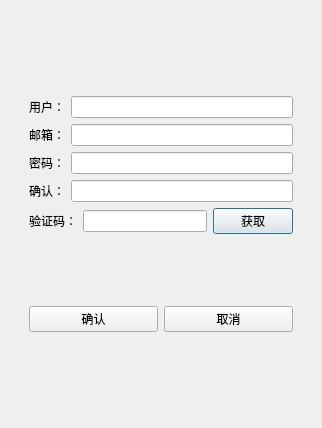
The window that llfcChat/registerdialog.ui (littletenyuan01/weixinChatRoom) describes before a commit, drawn with Qt 5.
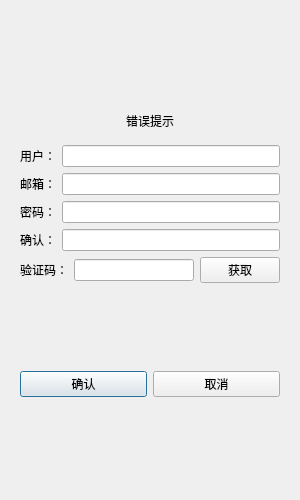
The same window after the commit.

```diff
--- a/llfcChat/registerdialog.ui
+++ b/llfcChat/registerdialog.ui
@@ -6,14 +6,29 @@
    <rect>
     <x>0</x>
     <y>0</y>
-    <width>322</width>
-    <height>428</height>
+    <width>300</width>
+    <height>500</height>
    </rect>
   </property>
   <property name="windowTitle">
    <string>Dialog</string>
   </property>
   <layout class="QGridLayout" name="gridLayout_3">
+   <property name="leftMargin">
+    <number>2</number>
+   </property>
+   <property name="topMargin">
+    <number>2</number>
+   </property>
+   <property name="rightMargin">
+    <number>2</number>
+   </property>
+   <property name="bottomMargin">
+    <number>2</number>
+   </property>
+   <property name="spacing">
+    <number>2</number>
+   </property>
    <item row="0" column="0">
     <widget class="QStackedWidget" name="stackedWidget">
      <property name="currentIndex">
@@ -24,7 +39,39 @@
        <item row="0" column="0">
         <widget class="QWidget" name="widget" native="true">
          <layout class="QGridLayout" name="gridLayout_2">
-          <item row="2" column="0">
+          <item row="8" column="0">
+           <layout class="QHBoxLayout" name="horizontalLayout_7">
+            <item>
+             <widget class="QPushButton" name="confirm_btn">
+              <property name="text">
+               <string>确认</string>
+              </property>
+             </widget>
+            </item>
+            <item>
+             <widget class="QPushButton" name="cancel_btn">
+              <property name="text">
+               <string>取消</string>
+              </property>
+             </widget>
+            </item>
+           </layout>
+          </item>
+          <item row="5" column="0">
+           <layout class="QHBoxLayout" name="horizontalLayout_5">
+            <item>
+             <widget class="QLabel" name="comfirm_label">
+              <property name="text">
+               <string>确认：</string>
+              </property>
+             </widget>
+            </item>
+            <item>
+             <widget class="QLineEdit" name="confirm_Edit"/>
+            </item>
+           </layout>
+          </item>
+          <item row="3" column="0">
            <layout class="QHBoxLayout" name="horizontalLayout_3">
             <item>
              <widget class="QLabel" name="email_label">
@@ -38,7 +85,7 @@
             </item>
            </layout>
           </item>
-          <item row="5" column="0">
+          <item row="6" column="0">
            <layout class="QHBoxLayout" name="horizontalLayout_6">
             <item>
              <widget class="QLabel" name="varify_label">
@@ -73,24 +120,19 @@
            </spacer>
           </item>
           <item row="7" column="0">
-           <layout class="QHBoxLayout" name="horizontalLayout_7">
-            <item>
-             <widget class="QPushButton" name="confirm_btn">
-              <property name="text">
-               <string>确认</string>
-              </property>
-             </widget>
-            </item>
-            <item>
-             <widget class="QPushButton" name="cancel_btn">
-              <property name="text">
-               <string>取消</string>
-              </property>
-             </widget>
-            </item>
-           </layout>
+           <spacer name="verticalSpacer_3">
+            <property name="orientation">
+             <enum>Qt::Orientation::Vertical</enum>
+            </property>
+            <property name="sizeHint" stdset="0">
+             <size>
+              <width>20</width>
+              <height>40</height>
+             </size>
+            </property>
+           </spacer>
           </item>
-          <item row="8" column="0">
+          <item row="9" column="0">
            <spacer name="verticalSpacer_2">
             <property name="orientation">
              <enum>Qt::Orientation::Vertical</enum>
@@ -104,20 +146,6 @@
            </spacer>
           </item>
           <item row="4" column="0">
-           <layout class="QHBoxLayout" name="horizontalLayout_5">
-            <item>
-             <widget class="QLabel" name="label_4">
-              <property name="text">
-               <string>确认：</string>
-              </property>
-             </widget>
-            </item>
-            <item>
-             <widget class="QLineEdit" name="lineEdit_4"/>
-            </item>
-           </layout>
-          </item>
-          <item row="3" column="0">
            <layout class="QHBoxLayout" name="horizontalLayout_4">
             <item>
              <widget class="QLabel" name="pass_label">
@@ -131,7 +159,20 @@
             </item>
            </layout>
           </item>
-          <item row="1" column="0">
+          <item row="0" column="0">
+           <spacer name="verticalSpacer">
+            <property name="orientation">
+             <enum>Qt::Orientation::Vertical</enum>
+            </property>
+            <property name="sizeHint" stdset="0">
+             <size>
+              <width>20</width>
+              <height>40</height>
+             </size>
+            </property>
+           </spacer>
+          </item>
+          <item row="2" column="0">
            <layout class="QHBoxLayout" name="horizontalLayout_2">
             <item>
              <widget class="QLabel" name="user_label">
@@ -145,18 +186,24 @@
             </item>
            </layout>
           </item>
-          <item row="6" column="0">
-           <spacer name="verticalSpacer_3">
-            <property name="orientation">
-             <enum>Qt::Orientation::Vertical</enum>
-            </property>
-            <property name="sizeHint" stdset="0">
-             <size>
-              <width>20</width>
-              <height>40</height>
-             </size>
-            </property>
-           </spacer>
+          <item row="1" column="0">
+           <widget class="QWidget" name="widget_2" native="true">
+            <layout class="QHBoxLayout" name="horizontalLayout">
+             <item>
+              <widget class="QLabel" name="err_tip">
+               <property name="layoutDirection">
+                <enum>Qt::LayoutDirection::LeftToRight</enum>
+               </property>
+               <property name="text">
+                <string>错误提示</string>
+               </property>
+               <property name="alignment">
+                <set>Qt::AlignmentFlag::AlignCenter</set>
+               </property>
+              </widget>
+             </item>
+            </layout>
+           </widget>
           </item>
          </layout>
         </widget>
```
Left out of the diff: 13 changed lines with no effect on the pictures.
